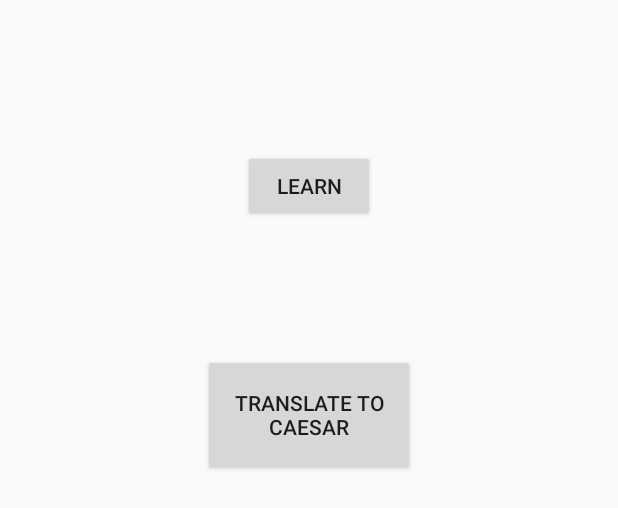
After one commit to sagealo/Cryptolearn, an Android app: the layout fragment_caesar.xml on its own in the app's theme, with its tools: preview values and no code run, on a phone screen of 412 x 824 dp. The commit adds this screen. Shown: the top 508 px of the screen. Run offline under Robolectric (Android 15) with nearby library versions, the phone set to English and light mode, and no system bars.

Commit message:
Finished the binary translate fragment, updated the binary learn fragment from William, and started the Caesar Cypher translate fragment.

```diff
--- /dev/null
+++ b/app/src/main/java/com/per2/cryptolearn/caesarLearnFragment.java
@@ -0,0 +1,4 @@
+package com.per2.cryptolearn;
+
+public class caesarLearnFragment extends android.support.v4.app.Fragment {
+}
--- a/app/src/main/res/layout/fragment_binary_translate.xml
+++ b/app/src/main/res/layout/fragment_binary_translate.xml
@@ -39,8 +39,8 @@
 
     <TextView
         android:id="@+id/textView_binaryTranslate_output"
-        android:layout_width="140dp"
-        android:layout_height="61dp"
+        android:layout_width="251dp"
+        android:layout_height="106dp"
         android:layout_marginBottom="8dp"
         android:layout_marginEnd="8dp"
         android:layout_marginStart="8dp"
--- /dev/null
+++ b/app/src/main/res/layout/fragment_caesar.xml
@@ -0,0 +1,32 @@
+<?xml version="1.0" encoding="utf-8"?>
+<android.support.constraint.ConstraintLayout xmlns:android="http://schemas.android.com/apk/res/android"
+    xmlns:app="http://schemas.android.com/apk/res-auto"
+    xmlns:tools="http://schemas.android.com/tools"
+    android:id="@+id/linearLayout2"
+    android:layout_width="match_parent"
+    android:layout_height="match_parent">
+
+    <Button
+        android:id="@+id/button_caesar_learn"
+        android:layout_width="wrap_content"
+        android:layout_height="wrap_content"
+        android:layout_marginEnd="8dp"
+        android:layout_marginStart="8dp"
+        android:layout_marginTop="100dp"
+        android:text="Learn"
+        app:layout_constraintEnd_toEndOf="parent"
+        app:layout_constraintStart_toStartOf="parent"
+        app:layout_constraintTop_toTopOf="parent" />
+
+    <Button
+        android:id="@+id/button_caesar_translate"
+        android:layout_width="141dp"
+        android:layout_height="81dp"
+        android:layout_marginEnd="8dp"
+        android:layout_marginStart="8dp"
+        android:layout_marginTop="88dp"
+        android:text="Translate to Caesar"
+        app:layout_constraintEnd_toEndOf="parent"
+        app:layout_constraintStart_toStartOf="parent"
+        app:layout_constraintTop_toBottomOf="@+id/button_caesar_learn" />
+</android.support.constraint.ConstraintLayout>
--- a/app/src/main/res/values/strings.xml
+++ b/app/src/main/res/values/strings.xml
@@ -13,4 +13,9 @@
     <string name="button">Button</string>
     <string name="input">Input</string>
     <string name="output">Output</string>
+    <string name="minus">-</string>
+    <string name="translate">Translate</string>
+    <string name="shift">Shift #</string>
+    <string name="plus">+</string>
+    <string name="inputcaesar">input</string>
 </resources>
```
Also changed, not shown: app/src/main/java/com/per2/cryptolearn/CaesarFragment.java (+55 -1 lines), app/src/main/java/com/per2/cryptolearn/binaryLearnFragment.java (+25 -0 lines), app/src/main/java/com/per2/cryptolearn/binaryTranslateFragment.java (+10 -1 lines), app/src/main/java/com/per2/cryptolearn/caesarTranslateFragment.java (added, +69 -0 lines), app/src/main/res/layout/fragment_binary_learn.xml (+18 -2 lines), app/src/main/res/layout/fragment_caesar_translate.xml (added, +85 -0 lines).
